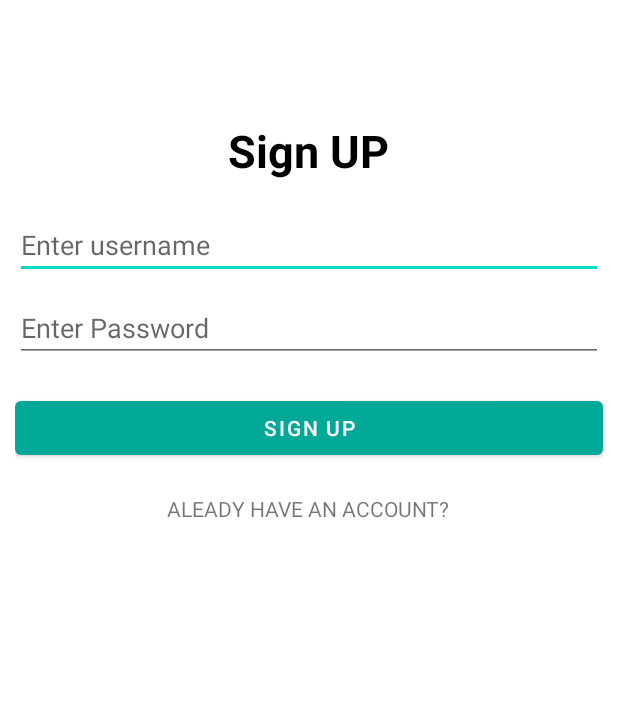
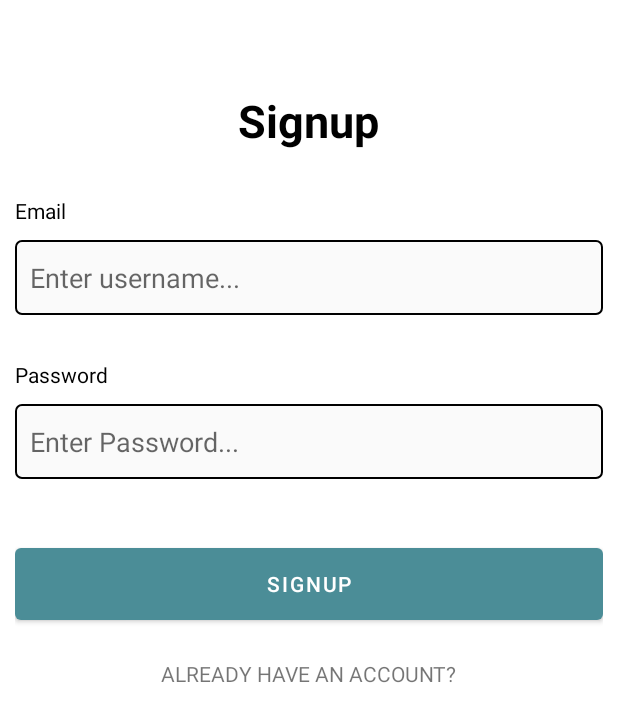
Before and after one commit to martinsufiofb/LifeSty, an Android app: the SignupActivity screen opened directly, with no data from a screen before it, on a phone screen of 412 x 824 dp. Shown: the top 722 px of the screen. Run offline under Robolectric (Android 15) with nearby library versions, the phone set to English and light mode, and no system bars; libraries missing offline, so code that uses them is left out: com.parse.

Commit message:
Styled the login/sign up page

```diff
--- a/app/src/main/res/drawable/radius.xml
+++ b/app/src/main/res/drawable/background_edit_text.xml
@@ -1,8 +1,10 @@
 <?xml version="1.0" encoding="utf-8"?>
 <shape xmlns:android="http://schemas.android.com/apk/res/android" android:shape="rectangle">
 
-    <solid android:color="#00A898"/>
-    <corners android:bottomLeftRadius="500dp" android:bottomRightRadius="500dp"/>
+    <solid android:color="#fafafa"/>
+    <stroke android:color="@color/black" android:width="1dp"/>
+    <corners android:radius="4dp"/>
+
 
 
 </shape>
--- a/app/src/main/res/drawable/circle.xml
+++ b/app/src/main/res/drawable/circle.xml
@@ -1,7 +1,7 @@
 <?xml version="1.0" encoding="utf-8"?>
 <shape xmlns:android="http://schemas.android.com/apk/res/android" android:shape="oval">
 
-    <solid android:color="#00A898"/>
+    <solid android:color="#4B8D97"/>
 
 
 </shape>
--- a/app/src/main/res/layout/activity_signup.xml
+++ b/app/src/main/res/layout/activity_signup.xml
@@ -14,38 +14,56 @@
         android:layout_width="wrap_content"
         android:layout_height="wrap_content"
         android:layout_gravity="center_horizontal"
-        android:layout_marginTop="70dp"
-        android:text="Sign UP"
+        android:layout_marginTop="50dp"
+        android:text="Signup"
         android:textStyle="bold"
         android:textColor="@color/black"
         android:textSize="30dp"/>
+
+    <TextView
+        android:layout_width="wrap_content"
+        android:layout_height="wrap_content"
+        android:text="Email"
+        android:textColor="@color/black"
+        android:layout_marginTop="30dp"/>
 
 
     <EditText
         android:id="@+id/etUsername1"
         android:layout_width="match_parent"
-        android:layout_height="wrap_content"
+        android:layout_height="50dp"
+        android:padding="10dp"
         android:ems="10"
         android:inputType="textPersonName"
-        android:layout_marginTop="20dp"
-        android:hint="Enter username" />
+        android:background="@drawable/background_edit_text"
+        android:layout_marginTop="10dp"
+        android:hint="Enter username..." />
+
+    <TextView
+        android:layout_width="wrap_content"
+        android:layout_height="wrap_content"
+        android:text="Password"
+        android:textColor="@color/black"
+        android:layout_marginTop="30dp"/>
 
 
     <EditText
         android:id="@+id/etPassword1"
         android:layout_width="match_parent"
-        android:layout_height="wrap_content"
+        android:layout_height="50dp"
+        android:padding="10dp"
+        android:background="@drawable/background_edit_text"
         android:layout_marginTop="10dp"
         android:ems="10"
-        android:hint="Enter Password"
+        android:hint="Enter Password..."
         android:inputType="textPassword" />
 
     <Button
         android:id="@+id/btnBotton1"
         android:layout_width="match_parent"
-        android:layout_height="wrap_content"
-        android:layout_marginTop="20dp"
-        android:text="Sign UP" />
+        android:layout_height="60dp"
+        android:layout_marginTop="40dp"
+        android:text="SIGNUP" />
 
     <TextView
         android:id="@+id/tvRegister"
@@ -53,7 +71,7 @@
         android:layout_height="wrap_content"
         android:layout_gravity="center_horizontal"
         android:layout_marginTop="20dp"
-        android:text="ALEADY HAVE AN ACCOUNT?" />
+        android:text="ALREADY HAVE AN ACCOUNT?" />
 
 
 </LinearLayout>
--- a/app/src/main/res/values/colors.xml
+++ b/app/src/main/res/values/colors.xml
@@ -1,10 +1,10 @@
 <?xml version="1.0" encoding="utf-8"?>
 <resources>
-    <color name="purple_200">#FFBB86FC</color>
-    <color name="purple_500">#00A898</color>
-    <color name="purple_700">#00A898</color>
-    <color name="teal_200">#FF03DAC5</color>
-    <color name="teal_700">#FF018786</color>
+    <color name="purple_200">#4B8D97</color>
+    <color name="purple_500">#4B8D97</color>
+    <color name="purple_700">#4B8D97</color>
+    <color name="teal_200">#4B8D97</color>
+    <color name="teal_700">#4B8D97</color>
     <color name="black">#FF000000</color>
     <color name="white">#FFFFFFFF</color>
 </resources>
```
Also changed, not shown: app/src/main/res/layout/activity_login.xml (+27 -9 lines).
